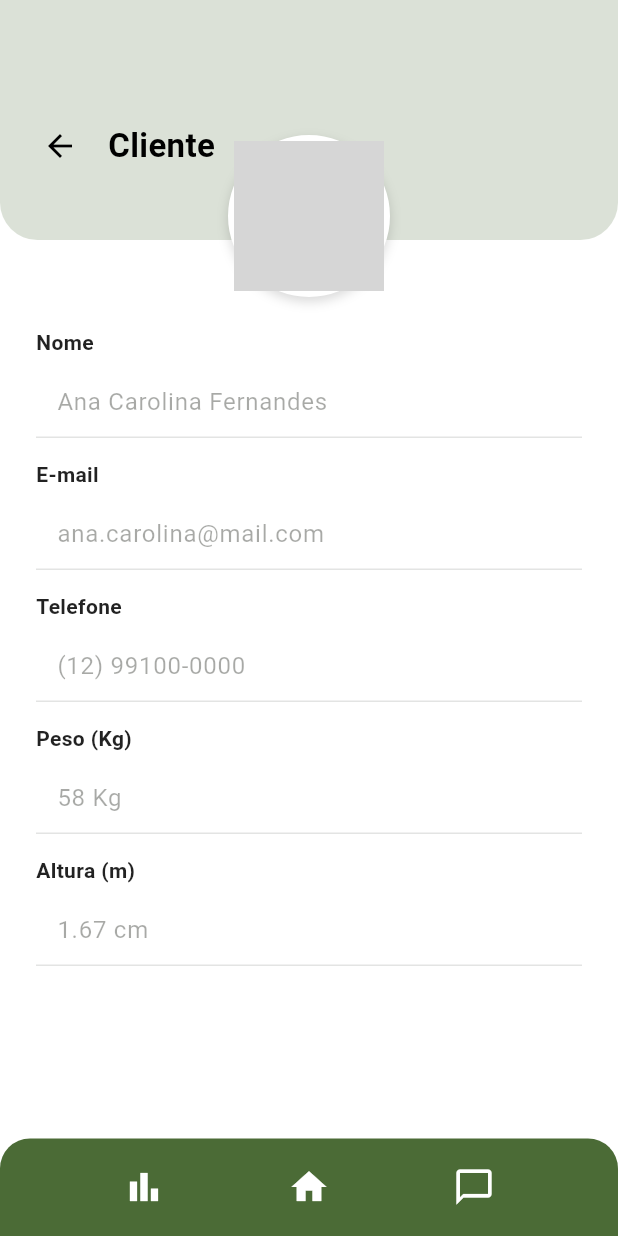
After one commit to crizothdev/nutri_app, a Flutter app: the ClientsDetail screen opened by its route, on a phone screen of 412 x 824 dp. The commit adds this screen. Run offline on Flutter 3.47's test engine with Material 3 defaults, Android fonts, the phone set to English and light mode, and no system bars; grey boxes are pictures that could not be loaded.

Commit message:
Adiciona layout da página clients_detail

```diff
--- a/lib/modules/login/login_page.dart
+++ b/lib/modules/login/login_page.dart
@@ -1,6 +1,7 @@
 import 'package:flutter/material.dart';
 import 'package:nutri_app/bindings.dart';
 import 'package:nutri_app/modules/login/login_controller.dart';
+import 'package:nutri_app/routes.dart';
 import 'package:nutri_app/widgets/statefull_wrapper.dart';
 
 /// Tela de Login do app.
@@ -109,6 +110,7 @@ class _LoginPageState extends State<LoginPage> {
                     TextButton(
                       onPressed: () {
                         /// Ação para recuperação de senha ou login esquecido.
+
                       },
                       child: const Text('Esqueceu login ou senha?'),
                     ),
@@ -125,6 +127,7 @@ class _LoginPageState extends State<LoginPage> {
                         child: FilledButton(
                           onPressed: () {
                             /// Aqui será implementada a lógica de autenticação.
+                            goClientsDetail();
                           },
                           style: FilledButton.styleFrom(
                             shape: RoundedRectangleBorder(
--- /dev/null
+++ b/lib/modules/my_clients/clients_detail.dart
@@ -0,0 +1,213 @@
+import 'package:flutter/material.dart';
+import 'package:nutri_app/bindings.dart';
+import 'package:nutri_app/modules/profile/profile_controller.dart';
+import 'package:nutri_app/widgets/statefull_wrapper.dart';
+// import 'package:nutri_app/routes.dart'; // Removido, pois a edição será local
+
+class ClientsDetail extends StatefulWidget {
+  const ClientsDetail({super.key});
+
+  @override
+  State<ClientsDetail> createState() => _ClientsDetailState();
+}
+
+class _ClientsDetailState extends State<ClientsDetail> {
+  final controller =
+      AppBindings.I.get<ProfileController>(() => ProfileController());
+
+  // NOVO: Variável de estado para controlar o modo de edição
+  bool _isEditing = false;
+
+  @override
+  void dispose() {
+    controller.dispose();
+    super.dispose();
+  }
+
+  @override
+  Widget build(BuildContext context) {
+    const Color primaryColor = Color(0xFF4B6B36);
+
+    return NotifierScaffold<ProfileController>(
+      state: controller,
+      isLoading: controller.isLoading,
+      builder: (context, state) {
+        return Scaffold(
+          backgroundColor: Colors.white,
+          body: Stack(
+            children: [
+              SingleChildScrollView(
+                padding:
+                    const EdgeInsets.symmetric(horizontal: 24, vertical: 16),
+                child: Column(
+                  children: [
+                    const SizedBox(height: 120),
+                    // BOTÃO DE EDITAR/SALVAR MODIFICADO
+                    TextButton(
+                      onPressed: () {
+                        setState(() {
+                          if (_isEditing) {
+                            // Lógica de Salvar:
+                            // 1. Coletar os dados dos campos (se forem usados controllers)
+                            // 2. Enviar para o controller ou API
+                            // 3. Opcional: Mostrar uma mensagem de sucesso
+
+                            // Sai do modo de edição
+                            _isEditing = false;
+                          } else {
+                            // Entra no modo de edição
+                            _isEditing = true;
+                          }
+                        });
+                      },
+                      child: Text(
+                        // Alterna entre 'Editar perfil' e 'Salvar'
+                        _isEditing ? 'Salvar' : 'Editar perfil',
+                        style: const TextStyle(
+                          color: Colors.black54,
+                          fontSize: 14,
+                          decoration: TextDecoration.underline,
+                        ),
+                      ),
+                    ),
+                    const SizedBox(height: 20),
+
+                    // CAMPOS: Passando o _isEditing para controlar a edição
+                    _buildLabel('Nome'),
+                    _buildField('Ana Carolina Fernandes', isEnabled: _isEditing),
+                    _buildLabel('E-mail'),
+                    _buildField('ana.carolina@mail.com', isEnabled: _isEditing),
+                    _buildLabel('Telefone'),
+                    _buildField('(12) 99100-0000', isEnabled: _isEditing),
+                    _buildLabel('Peso (Kg)'),
+                    _buildField('58 Kg', isEnabled: _isEditing),
+                    _buildLabel('Altura (m)'),
+                    _buildField('1.67 cm', isEnabled: _isEditing),
+                    const SizedBox(height: 100),
+                  ],
+                ),
+              ),
+              Container(
+                height: 160,
+                decoration: BoxDecoration(
+                  color: primaryColor.withOpacity(0.2),
+                  borderRadius: const BorderRadius.only(
+                    bottomLeft: Radius.circular(25),
+                    bottomRight: Radius.circular(25),
+                  ),
+                ),
+                padding:
+                    const EdgeInsets.only(top: 50, left: 16, right: 16, bottom: 16),
+                child: Row(
+                  children: [
+                    IconButton(
+                      icon: const Icon(Icons.arrow_back, color: Colors.black),
+                      onPressed: () => Navigator.of(context).pop(),
+                    ),
+                    const SizedBox(width: 8),
+                    const Text(
+                      'Cliente',
+                      style: TextStyle(
+                        color: Colors.black,
+                        fontWeight: FontWeight.bold,
+                        fontSize: 22,
+                      ),
+                    ),
+                  ],
+                ),
+              ),
+              Positioned(
+                top: 90,
+                left: 0,
+                right: 0,
+                child: Center(
+                  child: Container(
+                    decoration: BoxDecoration(
+                      shape: BoxShape.circle,
+                      border: Border.all(color: Colors.white, width: 4),
+                      boxShadow: [
+                        BoxShadow(
+                          color: Colors.black.withOpacity(0.15),
+                          blurRadius: 6,
+                          offset: const Offset(0, 3),
+                        ),
+                      ],
+                    ),
+                    child: const CircleAvatar(
+                      radius: 50,
+                      backgroundImage:
+                          AssetImage('assets/avatar.jpg'),
+                    ),
+                  ),
+                ),
+              ),
+              Align(
+                alignment: Alignment.bottomCenter,
+                child: Container(
+                  height: 65,
+                  decoration: const BoxDecoration(
+                    color: primaryColor,
+                    borderRadius: BorderRadius.only(
+                      topLeft: Radius.circular(20),
+                      topRight: Radius.circular(20),
+                    ),
+                  ),
+                  child: const Row(
+                    mainAxisAlignment: MainAxisAlignment.spaceEvenly,
+                    children: [
+                      Icon(Icons.bar_chart, color: Colors.white, size: 28),
+                      Icon(Icons.home, color: Colors.white, size: 28),
+                      Icon(Icons.chat_bubble_outline,
+                          color: Colors.white, size: 28),
+                    ],
+                  ),
+                ),
+              ),
+            ],
+          ),
+        );
+      },
+    );
+  }
+
+  static Widget _buildLabel(String text) {
+    return Padding(
+      padding: const EdgeInsets.only(bottom: 6, top: 14),
+      child: Align(
+        alignment: Alignment.centerLeft,
+        child: Text(
+          text,
+          style: const TextStyle(
+            fontWeight: FontWeight.bold,
+            fontSize: 14,
+            color: Colors.black87,
+          ),
+        ),
+      ),
+    );
+  }
+
+  // FUNÇÃO MODIFICADA: Recebe o isEnabled para controlar a edição
+  static Widget _buildField(String hint, {required bool isEnabled}) {
+    return TextFormField(
+      initialValue: hint,
+      enabled: isEnabled, // <-- Desabilita/Habilita a edição
+      decoration: InputDecoration(
+        contentPadding:
+            const EdgeInsets.symmetric(vertical: 10, horizontal: 14),
+        enabledBorder: OutlineInputBorder(
+          borderRadius: BorderRadius.circular(25),
+          borderSide: BorderSide(
+            // Usa uma cor diferente se estiver desabilitado (opcional)
+            color: isEnabled ? Colors.green : Colors.grey.shade300,
+            width: 1,
+          ),
+        ),
+        focusedBorder: OutlineInputBorder(
+          borderRadius: BorderRadius.circular(25),
+          borderSide: const BorderSide(color: Colors.green, width: 2),
+        ),
+      ),
+    );
+  }
+}
--- a/lib/routes.dart
+++ b/lib/routes.dart
@@ -4,6 +4,7 @@ import 'package:nutri_app/modules/home/home_page.dart';
 import 'package:nutri_app/modules/login/login_page.dart';
 import 'package:nutri_app/modules/login/splash_page.dart';
 import 'package:nutri_app/modules/my_clients/my_clients_page.dart';
+import 'package:nutri_app/modules/my_clients/clients_detail.dart';
 import 'package:nutri_app/modules/profile/profile_page.dart';
 import 'package:nutri_app/modules/signup/signup_page.dart';
 
@@ -16,12 +17,15 @@ const String _MyClientsRoute = '/myclients';
 const String _ProfileRoute = '/profile';
 const String _SignupRoute = '/signup';
 const String _FoodMenusRoute = '/foodmenus';
+const String _ClientsDetailRoute = '/clientDetail';
+
 
 final routes = {
   _SplashRoute: (context) => const SplashPage(),
   _HomeRoute: (context) => const HomePage(),
   _LoginRoute: (context) => const LoginPage(),
   _MyClientsRoute: (context) => const MyClientsPage(),
+  _ClientsDetailRoute: (context) => const ClientsDetail(),
   _ProfileRoute: (context) => const ProfilePage(),
   _SignupRoute: (context) => const SignupPage(),
   _FoodMenusRoute: (context) => const FoodMenusPage(),
@@ -43,6 +47,10 @@ void goMyClients() {
   navigatorKey.currentState?.pushNamed(_MyClientsRoute);
 }
 
+void goClientsDetail() {
+  navigatorKey.currentState?.pushNamed(_ClientsDetailRoute);
+}
+
 void goProfile() {
   navigatorKey.currentState?.pushNamed(_ProfileRoute);
 }
```
